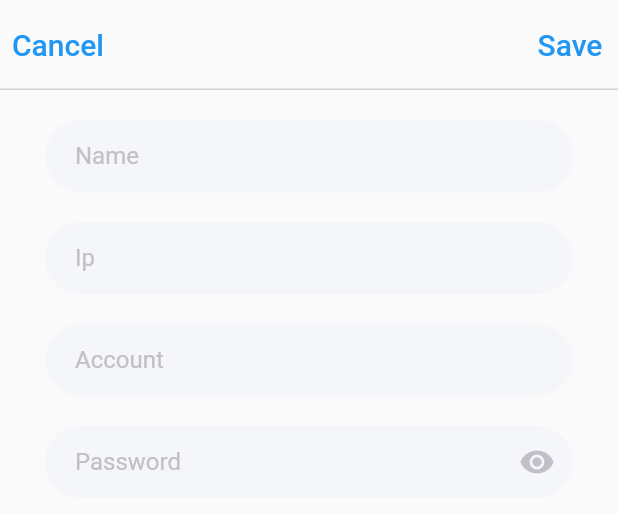
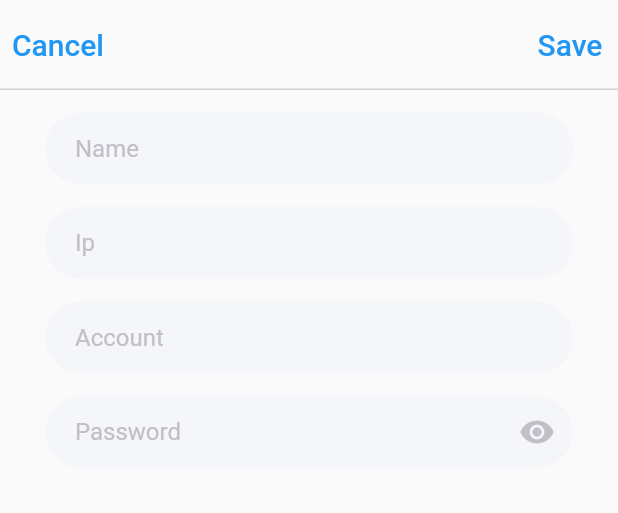
Before and after one commit to mitudegaoyang/aiot_flutter, a Flutter app: the AddView widget shown alone on an empty page, opened directly, on a phone screen of 412 x 824 dp. Shown: the top 513 px of the screen. Run offline on Flutter 3.47's test engine with Material 2 defaults, Android fonts, the phone set to English and light mode, and no system bars; our stand-ins replace fl_chart, flutter_dotenv, flutter_svg, get, get_storage, modal_bottom_sheet and 2 more; missing offline and left inert: day; accounts and stored records are empty.

Commit message:
feat: serverlist

```diff
--- a/assets/models/server.json
+++ b/assets/models/server.json
@@ -1,6 +1,7 @@
 {
   "id":1,
   "ip": "",
+  "alias": "",
   "identity": "",
   "password": "",
   "lastConnection": ""
--- a/lib/app/modules/server/server_model.dart
+++ b/lib/app/modules/server/server_model.dart
@@ -1,15 +1,17 @@
 class Server {
   int id;
   String ip;
+  String alias;
   String identity;
   String password;
   String lastConnection;
 
-  Server({id, ip, identity, password, lastConnection});
+  Server({id, ip, alias, identity, password, lastConnection});
 
   Server.fromJson(Map<String, dynamic> json) {
     id = json['id'];
     ip = json['ip'];
+    alias = json['alias'];
     identity = json['identity'];
     password = json['password'];
     lastConnection = json['lastConnection'];
@@ -19,6 +21,7 @@ class Server {
     final data = <String, dynamic>{};
     data['id'] = id;
     data['ip'] = ip;
+    data['alias'] = alias;
     data['identity'] = identity;
     data['password'] = password;
     data['lastConnection'] = lastConnection;
--- a/lib/app/modules/server/views/add_view.dart
+++ b/lib/app/modules/server/views/add_view.dart
@@ -1,3 +1,6 @@
+import 'package:aiot/app/modules/server/controllers/server_controller.dart';
+import 'package:aiot/app/modules/server/server_model.dart';
+import 'package:aiot/constant.dart';
 import 'package:flutter/cupertino.dart';
 import 'package:flutter/material.dart';
 import 'package:get/get.dart';
@@ -28,12 +31,21 @@ class _AddViewState extends State<AddView> {
   void _forSubmitted() {
     var _form = _formKey.currentState;
     _form.save();
+    final ServerController c = Get.find();
     var data = {
       "name": _name,
       "ip": _ip,
       "account": _account,
       "password": _password
     };
+    var server = Server.fromJson({
+      "alias": _name,
+      "ip": _ip,
+      "identity": _account,
+      "password": _password
+    });
+    print(server.alias);
+    c.addServer(server);
     print(data);
     Navigator.pop(context);
   }
@@ -51,7 +63,7 @@ class _AddViewState extends State<AddView> {
         mainAxisSize: MainAxisSize.min,
         children: <Widget>[
           Container(
-            height: 360,
+            // height: 360,
             child: Column(
               children: [
                 Container(
@@ -61,7 +73,9 @@ class _AddViewState extends State<AddView> {
                       bottom: BorderSide(
                           color: Color(0xffD1D1D1),
                           style: BorderStyle.solid,
-                              width: 1))),
+                          width: 1),
+                    ),
+                  ),
                   child: Row(
                     mainAxisAlignment: MainAxisAlignment.spaceBetween,
                     children: [
@@ -72,91 +86,52 @@ class _AddViewState extends State<AddView> {
                         child: Text(
                           "Cancel",
                           style: TextStyle(fontSize: 20),
-                          )),
+                        ),
+                      ),
                       TextButton(
                         onPressed: _forSubmitted,
                         child: Text(
                           "Save",
                           style: TextStyle(fontSize: 20),
-                          )),
+                        ),
+                      ),
                     ],
                   ),
                 ),
                 Container(
-                  width: Get.width - 60,
-                  margin: EdgeInsets.only(top: 20, left: 30, right: 30),
+                  width: double.infinity,
+                  margin: EdgeInsets.only(
+                      top: kDefaultPadding / 2,
+                      left: kDefaultPadding,
+                      right: kDefaultPadding),
                   child: Form(
                     key: _formKey,
                     child: Column(children: [
                       TextFormField(
-                          decoration: InputDecoration(
-                            hintText: 'Name',
-                            filled: true,
-                            fillColor: Color(0xFFF5F6FA),
-                            contentPadding:
-                                EdgeInsets.only(left: 20, right: 20),
-                            focusedBorder: OutlineInputBorder(
-                                borderSide: BorderSide.none,
-                                borderRadius:
-                                    BorderRadius.all(Radius.circular(100))),
-                            enabledBorder: OutlineInputBorder(
-                                borderSide: BorderSide.none,
-                                borderRadius:
-                                    BorderRadius.all(Radius.circular(100))),
-                            hintStyle: TextStyle(color: Color(0xffC1C0C8)),
-                          ),
+                          decoration: kInputDecoration('Name'),
                           onSaved: (val) {
                             _name = val;
                           }),
-                      Container(
-                        margin: EdgeInsets.only(top: 20),
-                        child: TextFormField(
-                            decoration: InputDecoration(
-                              hintText: 'Ip',
-                              filled: true,
-                              fillColor: Color(0xFFF5F6FA),
-                              contentPadding:
-                                  EdgeInsets.only(left: 20, right: 20),
-                              focusedBorder: OutlineInputBorder(
-                                  borderSide: BorderSide.none,
-                                  borderRadius:
-                                      BorderRadius.all(Radius.circular(100))),
-                              enabledBorder: OutlineInputBorder(
-                                  borderSide: BorderSide.none,
-                                  borderRadius:
-                                      BorderRadius.all(Radius.circular(100))),
-                              hintStyle: TextStyle(color: Color(0xffC1C0C8)),
+                      SizedBox(
+                        height: kDefaultPadding / 2,
                       ),
+                      TextFormField(
+                          decoration: kInputDecoration('Ip'),
                           onSaved: (val) {
                             _ip = val;
                           }),
+                      SizedBox(
+                        height: kDefaultPadding / 2,
                       ),
-                      Container(
-                        margin: EdgeInsets.only(top: 20),
-                        child: TextFormField(
-                            decoration: InputDecoration(
-                              hintText: 'Account',
-                              filled: true,
-                              fillColor: Color(0xFFF5F6FA),
-                              contentPadding:
-                                  EdgeInsets.only(left: 20, right: 20),
-                              focusedBorder: OutlineInputBorder(
-                                  borderSide: BorderSide.none,
-                                  borderRadius:
-                                      BorderRadius.all(Radius.circular(100))),
-                              enabledBorder: OutlineInputBorder(
-                                  borderSide: BorderSide.none,
-                                  borderRadius:
-                                      BorderRadius.all(Radius.circular(100))),
-                              hintStyle: TextStyle(color: Color(0xffC1C0C8)),
-                            ),
+                      TextFormField(
+                          decoration: kInputDecoration('Account'),
                           onSaved: (val) {
                             _account = val;
                           }),
+                      SizedBox(
+                        height: kDefaultPadding / 2,
                       ),
-                      Container(
-                        margin: EdgeInsets.only(top: 20),
-                        child: TextFormField(
+                      TextFormField(
                           obscureText: !showPwd,
                           decoration: InputDecoration(
                               hintText: 'Password',
@@ -166,13 +141,19 @@ class _AddViewState extends State<AddView> {
                                   EdgeInsets.only(left: 20, right: 20),
                               focusedBorder: OutlineInputBorder(
                                 borderSide: BorderSide.none,
-                                    borderRadius:
-                                        BorderRadius.all(Radius.circular(100))),
+                                borderRadius: BorderRadius.all(
+                                  Radius.circular(100),
+                                ),
+                              ),
                               enabledBorder: OutlineInputBorder(
                                 borderSide: BorderSide.none,
-                                    borderRadius:
-                                        BorderRadius.all(Radius.circular(100))),
-                                hintStyle: TextStyle(color: Color(0xffC1C0C8)),
+                                borderRadius: BorderRadius.all(
+                                  Radius.circular(100),
+                                ),
+                              ),
+                              hintStyle: TextStyle(
+                                color: Color(0xffC1C0C8),
+                              ),
                               suffixIcon: Container(
                                   child: GestureDetector(
                                 onTap: () {
@@ -192,7 +173,6 @@ class _AddViewState extends State<AddView> {
                           onSaved: (val) {
                             _password = val;
                           }),
-                      ),
                     ]),
                   ),
                   // decoration: BoxDecoration(color: Colors.white),
@@ -200,31 +180,6 @@ class _AddViewState extends State<AddView> {
               ],
             ),
           )
-          // ListTile(
-          //   title: Text('Edit'),
-          //   leading: Icon(Icons.edit),
-          //   onTap: () => Navigator.of(context).pop(),
-          // ),
-          // ListTile(
-          //   title: Text('Copy'),
-          //   leading: Icon(Icons.content_copy),
-          //   onTap: () => Navigator.of(context).pop(),
-          // ),
-          // ListTile(
-          //   title: Text('Cut'),
-          //   leading: Icon(Icons.content_cut),
-          //   onTap: () => Navigator.of(context).pop(),
-          // ),
-          // ListTile(
-          //   title: Text('Move'),
-          //   leading: Icon(Icons.folder_open),
-          //   onTap: () => Navigator.of(context).pop(),
-          // ),
-          // ListTile(
-          //   title: Text('Delete'),
-          //   leading: Icon(Icons.delete),
-          //   onTap: () => Navigator.of(context).pop(),
-          // )
         ],
       ),
     ));
--- a/lib/constant.dart
+++ b/lib/constant.dart
@@ -131,3 +131,17 @@ const kCaptionRoman = TextStyle(
     height: 1);
 // padding
 const double kDefaultPadding = 30.0;
+// Decoration
+InputDecoration kInputDecoration(String hintText) => InputDecoration(
+      hintText: hintText,
+      filled: true,
+      fillColor: Color(0xFFF5F6FA),
+      contentPadding: EdgeInsets.only(left: 20, right: 20),
+      focusedBorder: OutlineInputBorder(
+          borderSide: BorderSide.none,
+          borderRadius: BorderRadius.all(Radius.circular(100))),
+      enabledBorder: OutlineInputBorder(
+          borderSide: BorderSide.none,
+          borderRadius: BorderRadius.all(Radius.circular(100))),
+      hintStyle: TextStyle(color: Color(0xffC1C0C8)),
+    );
--- a/pubspec.yaml
+++ b/pubspec.yaml
@@ -21,6 +21,7 @@ environment:
   sdk: ">=2.7.0 <3.0.0"
 
 dependencies:
+  vibration: ^1.7.3
   flutter_svg: 0.19.3
   modal_bottom_sheet: 1.0.0+1
   # sqflite: 2.0.0+1
```
Also changed, not shown: lib/app/components/shadow_card/shadow_card.dart (added, +69 -0 lines), lib/app/modules/home/controllers/auth_controller.dart (+20 -11 lines), lib/app/modules/home/providers/auth_provider.dart (+8 -5 lines), lib/app/modules/server/bindings/server_binding.dart (+7 -0 lines), lib/app/modules/server/controllers/server_controller.dart (+9 -8 lines), lib/app/modules/server/views/server_view.dart (+141 -108 lines), pubspec.lock, 1 other file. Lines whose indentation alone changed are shown as unchanged.
